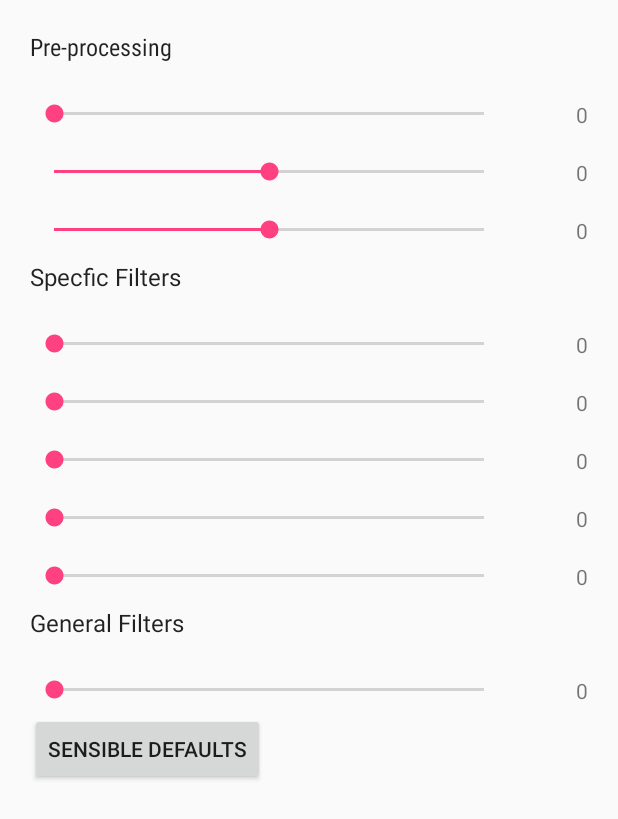
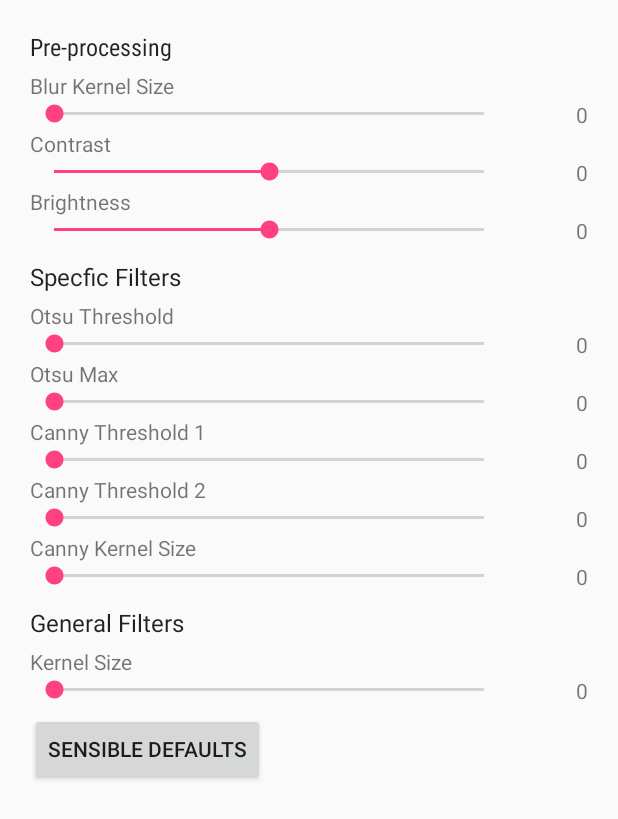
Before and after one commit to rozetti/Edges, an Android app: the layout config.xml on its own in the app's theme, with its tools: preview values and no code run, on a phone screen of 412 x 824 dp. Shown: the top 819 px of the screen. Run offline under Robolectric (Android 15) with nearby library versions, the phone set to English and light mode, and no system bars.

Commit message:
crz: back to AppCompatActivbity, fixed ConfigSlider labels

```diff
--- a/app/build.gradle
+++ b/app/build.gradle
@@ -3,7 +3,7 @@ apply plugin: 'com.android.application'
 
 android {
     compileSdkVersion 25
-    buildToolsVersion "25"
+    buildToolsVersion '25'
     defaultConfig {
         applicationId "uk.co.wideopentech.edges"
         minSdkVersion 22
@@ -11,8 +11,7 @@ android {
         versionCode 1
         versionName "1.0"
         testInstrumentationRunner "android.support.test.runner.AndroidJUnitRunner"
-        renderscriptTargetApi 19
-        //renderscriptSupportModeEnabled true
+        renderscriptTargetApi 21
         externalNativeBuild {
             cmake {
                 cppFlags "-std=c++11"
@@ -43,7 +42,7 @@ android {
 }
 
 dependencies {
-    compile fileTree(dir: 'libs', include: ['*.jar'])
+    compile fileTree(include: ['*.jar'], dir: 'libs')
     compile 'com.android.support:appcompat-v7:25.0.0'
     testCompile 'junit:junit:4.12'
 }
--- a/app/src/main/java/uk/co/wideopentech/edges/MainActivity.java
+++ b/app/src/main/java/uk/co/wideopentech/edges/MainActivity.java
@@ -1,15 +1,15 @@
 package uk.co.wideopentech.edges;
 
 import android.Manifest;
-import android.app.Activity;
 import android.content.Context;
 import android.content.Intent;
 import android.content.pm.PackageManager;
 import android.os.Build;
+import android.os.Bundle;
 import android.support.annotation.NonNull;
 import android.support.v4.app.ActivityCompat;
 import android.support.v4.content.ContextCompat;
-import android.os.Bundle;
+import android.support.v7.app.AppCompatActivity;
 import android.util.DisplayMetrics;
 import android.util.Log;
 import android.view.Menu;
@@ -30,7 +30,7 @@ import java.io.InputStream;
 
 import static java.lang.Math.max;
 
-public class MainActivity extends Activity {
+public class MainActivity extends AppCompatActivity {
 
     private static final String TAG = MainActivity.class.getSimpleName();
     private static Context context = null;
--- a/app/src/main/res/layout/config.xml
+++ b/app/src/main/res/layout/config.xml
@@ -26,7 +26,7 @@
             android:layout_height="wrap_content"
             configslider:max="20"
             configslider:min="1"
-            configslider:title="Blur Kernel Size"
+            configslider:label="Blur Kernel Size"
             configslider:value="13" />
 
         <uk.co.wideopentech.edges.ConfigSlider
@@ -35,7 +35,7 @@
             android:layout_height="wrap_content"
             configslider:max="100"
             configslider:min="-100"
-            configslider:title="Contrast"
+            configslider:label="Contrast"
             configslider:value="0" />
 
         <uk.co.wideopentech.edges.ConfigSlider
@@ -44,7 +44,7 @@
             android:layout_height="wrap_content"
             configslider:max="100"
             configslider:min="-100"
-            configslider:title="Brightness"
+            configslider:label="Brightness"
             configslider:value="0" />
 
         <TextView
@@ -62,7 +62,7 @@
             android:layout_height="wrap_content"
             configslider:max="255"
             configslider:min="0"
-            configslider:title="Otsu Threshold"
+            configslider:label="Otsu Threshold"
             configslider:value="0" />
 
         <uk.co.wideopentech.edges.ConfigSlider
@@ -71,7 +71,7 @@
             android:layout_height="wrap_content"
             configslider:max="255"
             configslider:min="0"
-            configslider:title="Otsu Max"
+            configslider:label="Otsu Max"
             configslider:value="255" />
 
         <uk.co.wideopentech.edges.ConfigSlider
@@ -80,7 +80,7 @@
             android:layout_height="wrap_content"
             configslider:max="255"
             configslider:min="0"
-            configslider:title="Canny Threshold 1"
+            configslider:label="Canny Threshold 1"
             configslider:value="80" />
 
         <uk.co.wideopentech.edges.ConfigSlider
@@ -89,7 +89,7 @@
             android:layout_height="wrap_content"
             configslider:max="255"
             configslider:min="0"
-            configslider:title="Canny Threshold 2"
+            configslider:label="Canny Threshold 2"
             configslider:value="100" />
 
         <uk.co.wideopentech.edges.ConfigSlider
@@ -98,7 +98,7 @@
             android:layout_height="wrap_content"
             configslider:max="4"
             configslider:min="1"
-            configslider:title="Canny Kernel Size"
+            configslider:label="Canny Kernel Size"
             configslider:value="2" />
 
         <TextView
@@ -116,7 +116,7 @@
             android:layout_height="wrap_content"
             configslider:max="4"
             configslider:min="1"
-            configslider:title="Kernel Size"
+            configslider:label="Kernel Size"
             configslider:value="2" />
 
         <Button
```
